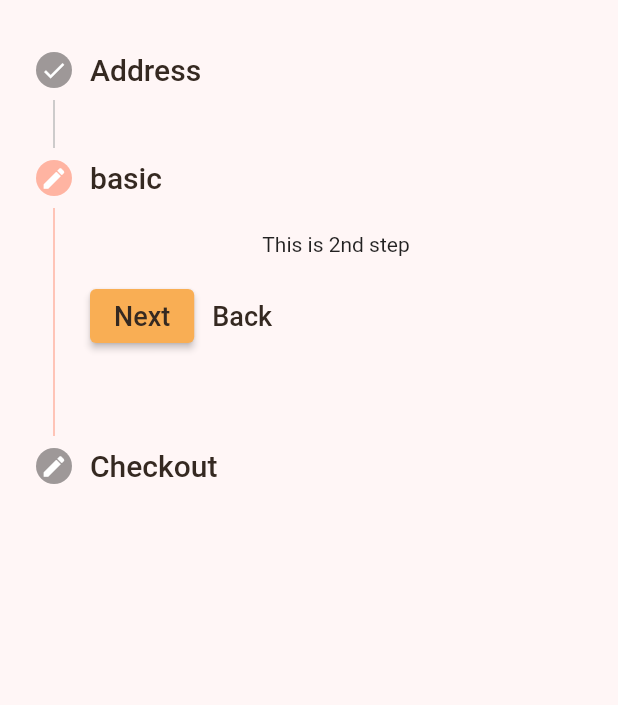
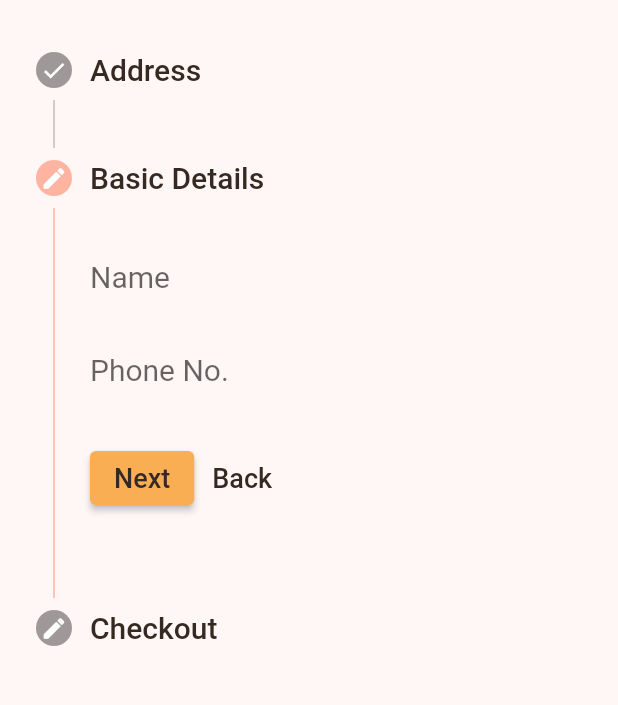
Before and after one commit to AdibaNoor/Fill-in-It, a Flutter app: the screen it shows after launch, after a tap on "Next", on a phone screen of 412 x 824 dp, the part 68-773 px from its top. Run offline on Flutter 3.47's test engine with Material 2 defaults, Android fonts, the phone set to English and light mode, and no system bars.

```diff
--- a/lib/Pages/Home.dart
+++ b/lib/Pages/Home.dart
@@ -1,4 +1,5 @@
 import 'package:fill_in_it/Constants/Constants.dart';
+import 'package:fill_in_it/Pages/ConfirmationPage.dart';
 import 'package:flutter/material.dart';
 
 
@@ -16,21 +17,50 @@ class _HomeState extends State<Home> {
       state: _stepState(0),
       title: Text('Address',style: TextStyle(color: textcolor, fontSize: 20, fontWeight: FontWeight.w500),),
       content: Container(
-            child: Text('This is 1st step'),),
+            child: Column(
+              children: [
+                TextField(
+                  decoration: InputDecoration(
+                    labelText: 'Address',
+                    border: InputBorder.none,
+                     labelStyle: TextStyle(fontSize: 20)
+                  ),
+                ),
+              ],
+            )),
   ),
   Step(
     isActive: _currentStep==1,
     state: _stepState(1),
-      title: Text('basic',style: TextStyle(color: textcolor, fontSize: 20, fontWeight: FontWeight.w500),),
+      title: Text('Basic Details',style: TextStyle(color: textcolor, fontSize: 20, fontWeight: FontWeight.w500),),
     content: Container(
-          child: Text('This is 2nd step'),),
+          child: Column(
+            children: [
+              TextField(
+                decoration: InputDecoration(
+                  labelText: 'Name',
+                  border: InputBorder.none,
+                  labelStyle: TextStyle(fontSize: 20)
+                ),
+              ),
+              TextField(
+                keyboardType: TextInputType.number,
+                decoration: InputDecoration(
+                  labelText: 'Phone No.',
+                  border: InputBorder.none,
+                    labelStyle: TextStyle(fontSize: 20)
+
+                ),
+              ),
+
+            ],
+          ),),
   ),
     Step(
       isActive: _currentStep==2,
       state: _stepState(2),
       title: Text('Checkout',style: TextStyle(color: textcolor, fontSize: 20, fontWeight: FontWeight.w500),),
-      content: Container(
-        child: Text('This is 3rd step'),),
+      content: Container(),
     ),
   ];
 
@@ -47,10 +77,9 @@ class _HomeState extends State<Home> {
       setState(() {
         _currentStep++;
       });
+
     }else{
-      setState(() {
-        _currentStep=0;
-      });
+      Navigator.push(context, MaterialPageRoute(builder: (context)=> Confirm()));
     }
   }
 
@@ -85,7 +114,8 @@ class _HomeState extends State<Home> {
             ) ,),
 
       if(_currentStep != 0)
-         TextButton(onPressed: controlDetails.onStepCancel,child: Text('Back', style: TextStyle(color: textcolor,fontSize: 18,fontWeight: FontWeight.w500),),),
+         TextButton(onPressed: controlDetails.onStepCancel,child:
+         Text('Back', style: TextStyle(color: textcolor,fontSize: 18,fontWeight: FontWeight.w500),),),
 
   ],
   ),);
```
Also changed, not shown: lib/Pages/ConfirmationPage.dart (added, +34 -0 lines).
